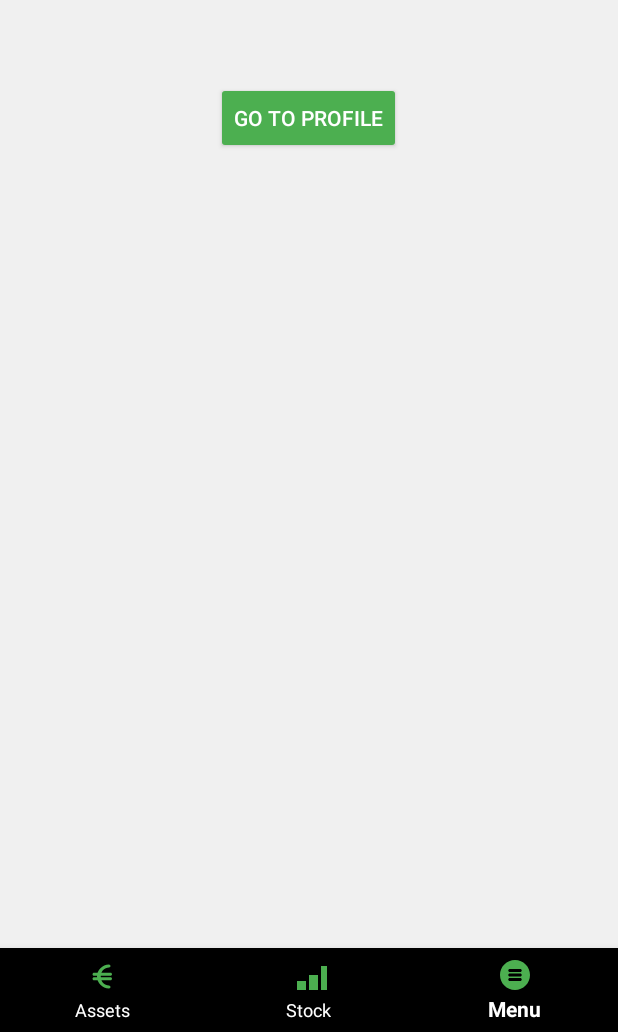
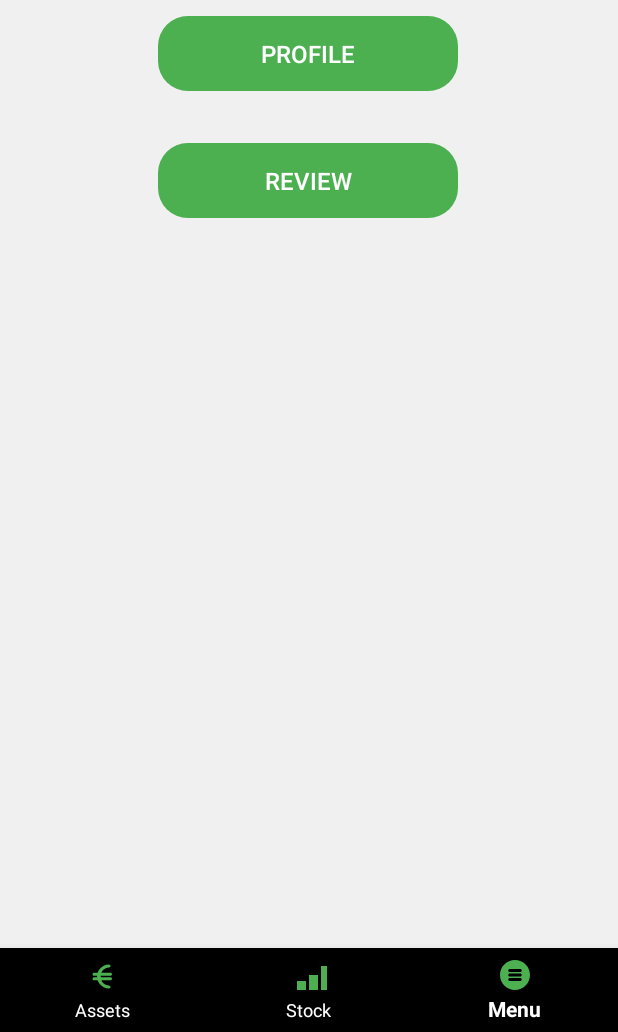
Before and after one commit to Barnabas35/AgenticCorporateTrader, an Android app: the MenuActivity screen opened directly, with no data from a screen before it, on a phone screen of 412 x 824 dp, the part 204-1236 px from its top. Run offline under Robolectric (Android 15) with nearby library versions, the phone set to English and light mode, and no system bars.

Commit message:
Review Page
Review Page fully functional

```diff
--- a/frontend/android-studio-app/app/src/main/AndroidManifest.xml
+++ b/frontend/android-studio-app/app/src/main/AndroidManifest.xml
@@ -52,6 +52,11 @@
             android:name=".ProfileActivity"
             android:exported="false" /> <!-- Internal activity -->
 
+        <!-- Review Page Activity -->
+        <activity
+            android:name=".ReviewPageActivity"
+            android:exported="false" /> <!-- Internal activity -->
+
     </application>
 
 </manifest>
--- a/frontend/android-studio-app/app/src/main/java/com/example/act_app/MenuActivity.kt
+++ b/frontend/android-studio-app/app/src/main/java/com/example/act_app/MenuActivity.kt
@@ -22,5 +22,14 @@ class MenuActivity : AppCompatActivity() {
             startActivity(intent)
             overridePendingTransition(0, 0)  // Disable the transition animation
         }
+
+        // Find the profile button and set its click listener
+        val reviewpageButton = findViewById<Button>(R.id.reviewpageButton)
+        reviewpageButton.setOnClickListener {
+            // Start ProfileActivity without animation
+            val intent = Intent(this, ReviewPageActivity::class.java)
+            startActivity(intent)
+            overridePendingTransition(0, 0)  // Disable the transition animation
+        }
     }
 }
--- a/frontend/android-studio-app/app/src/main/java/com/example/act_app/NavigationHelper.kt
+++ b/frontend/android-studio-app/app/src/main/java/com/example/act_app/NavigationHelper.kt
@@ -10,8 +10,12 @@ object NavigationHelper {
     fun setupBottomNavigation(activity: AppCompatActivity, selectedItemId: Int) {
         val bottomNavigationView = activity.findViewById<BottomNavigationView>(R.id.bottom_navigation)
 
+        // If selectedItemId is valid and exists in the menu, select it, otherwise set a hidden dummy item as selected
         if (selectedItemId != -1) {
             bottomNavigationView.selectedItemId = selectedItemId
+        } else {
+            // Select a hidden item (e.g., nav_dummy) to ensure no visible items are selected
+            bottomNavigationView.selectedItemId = R.id.nav_dummy
         }
 
         bottomNavigationView.setOnItemSelectedListener { item ->
--- /dev/null
+++ b/frontend/android-studio-app/app/src/main/res/drawable/edit_text_background.xml
@@ -0,0 +1,4 @@
+<?xml version="1.0" encoding="utf-8"?>
+<selector xmlns:android="http://schemas.android.com/apk/res/android">
+
+</selector>
--- a/frontend/android-studio-app/app/src/main/res/layout/activity_menu.xml
+++ b/frontend/android-studio-app/app/src/main/res/layout/activity_menu.xml
@@ -45,20 +45,42 @@
     <!-- Button to access ProfileActivity -->
 
     <!-- Bottom Navigation -->
+
     <Button
         android:id="@+id/profileButton"
-        android:layout_width="wrap_content"
-        android:layout_height="wrap_content"
-        android:layout_marginTop="24dp"
+        android:layout_width="200dp"
+        android:layout_height="50dp"
+        android:background="@drawable/btn_bg"
         android:backgroundTint="@color/primary"
-        android:text="Go to Profile"
+        android:elevation="4dp"
+        android:padding="12dp"
+        android:text="PROFILE"
         android:textColor="@color/white"
+        android:textSize="16sp"
         app:layout_constraintBottom_toTopOf="@id/bottom_navigation"
         app:layout_constraintEnd_toEndOf="parent"
-        app:layout_constraintHorizontal_bias="0.498"
+        app:layout_constraintHorizontal_bias="0.497"
         app:layout_constraintStart_toStartOf="parent"
-        app:layout_constraintTop_toBottomOf="@id/imageView"
-        app:layout_constraintVertical_bias="0.055" />
+        app:layout_constraintTop_toBottomOf="@+id/imageView"
+        app:layout_constraintVertical_bias="0.018" />
+
+    <Button
+        android:id="@+id/reviewpageButton"
+        android:layout_width="200dp"
+        android:layout_height="50dp"
+        android:background="@drawable/btn_bg"
+        android:backgroundTint="@color/primary"
+        android:elevation="4dp"
+        android:padding="12dp"
+        android:text="REVIEW"
+        android:textColor="@color/white"
+        android:textSize="16sp"
+        app:layout_constraintBottom_toTopOf="@id/bottom_navigation"
+        app:layout_constraintEnd_toEndOf="parent"
+        app:layout_constraintHorizontal_bias="0.497"
+        app:layout_constraintStart_toStartOf="parent"
+        app:layout_constraintTop_toBottomOf="@+id/profileButton"
+        app:layout_constraintVertical_bias="0.066" />
 
     <com.google.android.material.bottomnavigation.BottomNavigationView
         android:id="@+id/bottom_navigation"
--- a/frontend/android-studio-app/app/src/main/res/layout/activity_profile.xml
+++ b/frontend/android-studio-app/app/src/main/res/layout/activity_profile.xml
@@ -95,7 +95,7 @@
         android:layout_height="wrap_content"
         app:menu="@menu/bottom_nav_menu"
         app:itemIconTint="@color/activeIconColor"
-        app:itemTextColor="@color/activeIconColor"
+        app:itemTextColor="@color/white"
         app:layout_constraintBottom_toBottomOf="parent"
         app:layout_constraintStart_toStartOf="parent"
         app:layout_constraintEnd_toEndOf="parent" />
--- a/frontend/android-studio-app/app/src/main/res/menu/bottom_nav_menu.xml
+++ b/frontend/android-studio-app/app/src/main/res/menu/bottom_nav_menu.xml
@@ -1,12 +1,20 @@
 <menu xmlns:android="http://schemas.android.com/apk/res/android">
+    <item
+        android:id="@+id/nav_dummy"
+        android:icon="@android:color/transparent"
+        android:title=""
+        android:visible="false" />
+
     <item
         android:id="@+id/nav_my_assets"
         android:icon="@drawable/ic_assets"
         android:title="Assets" />
+
     <item
         android:id="@+id/nav_stock"
         android:icon="@drawable/ic_stock"
         android:title="Stock" />
+
     <item
         android:id="@+id/nav_menu"
         android:icon="@drawable/ic_menu"
```
Also changed, not shown: frontend/android-studio-app/app/src/main/java/com/example/act_app/ProfileActivity.kt (+22 -0 lines), frontend/android-studio-app/app/src/main/java/com/example/act_app/ReviewPageActivity.kt (added, +80 -0 lines), frontend/android-studio-app/app/src/main/res/layout/activity_reviewpage.xml (added, +214 -0 lines), frontend/android-studio-app/app/build.gradle.kts (line endings or trailing spaces).
